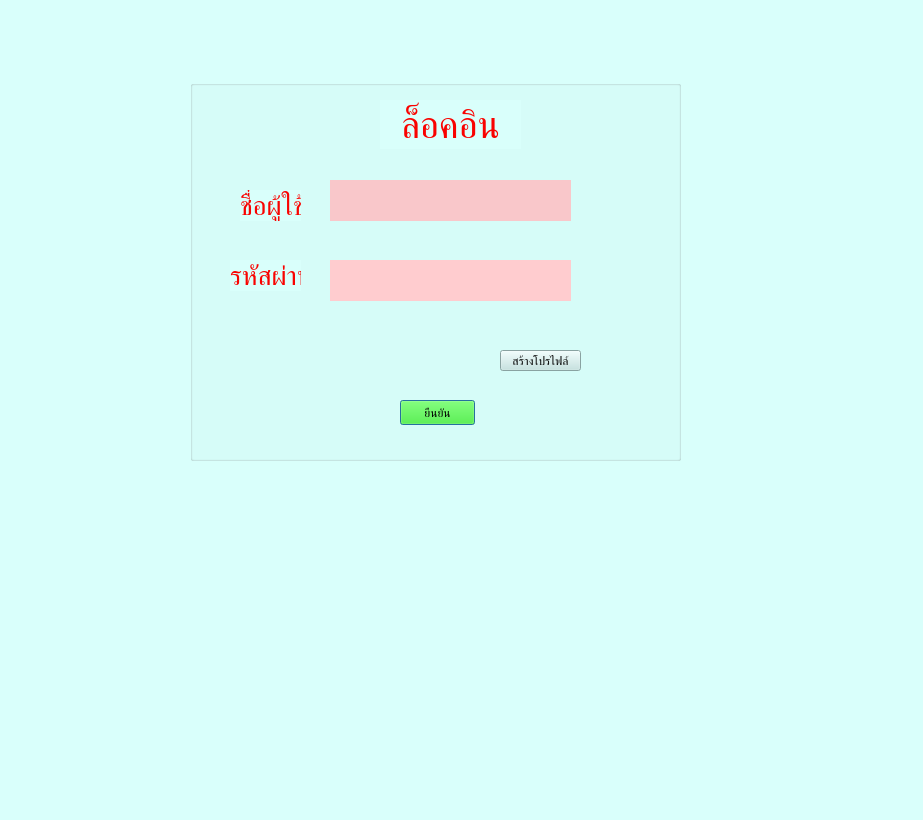
Old version of the form music .ui in the repository Niti-eng/app-music.
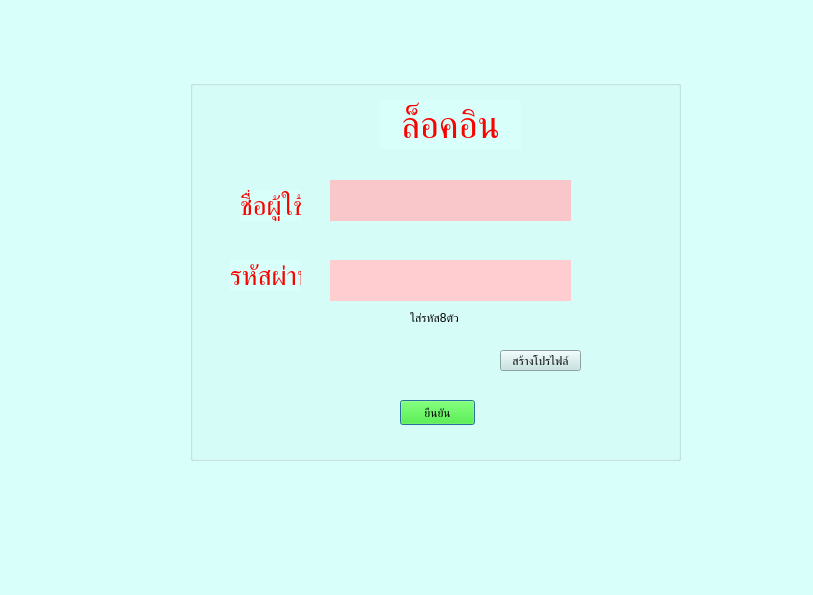
New version of the form.

```diff
--- a/music .ui
+++ b/music .ui
@@ -12,8 +12,8 @@
    <rect>
     <x>0</x>
     <y>0</y>
-    <width>923</width>
-    <height>820</height>
+    <width>813</width>
+    <height>595</height>
    </rect>
   </property>
   <property name="windowTitle">
@@ -182,6 +182,26 @@
      <string>รหัสผ่าน</string>
     </property>
    </widget>
+   <widget class="QLabel" name="text_8cha">
+    <property name="enabled">
+     <bool>false</bool>
+    </property>
+    <property name="geometry">
+     <rect>
+      <x>220</x>
+      <y>230</y>
+      <width>71</width>
+      <height>16</height>
+     </rect>
+    </property>
+    <property name="styleSheet">
+     <string notr="true">background-color: rgb(0, 0, 0, 0);
+color: rgb(0, 0, 0);</string>
+    </property>
+    <property name="text">
+     <string>ใส่รหัส8ตัว</string>
+    </property>
+   </widget>
   </widget>
  </widget>
  <resources/>
```
